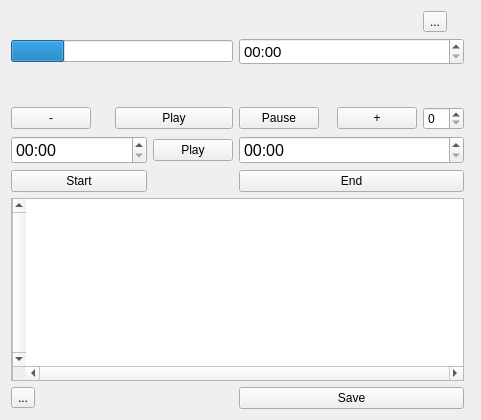
First picture: the form in split.ui, repository meafekih/Splited, before the edit.
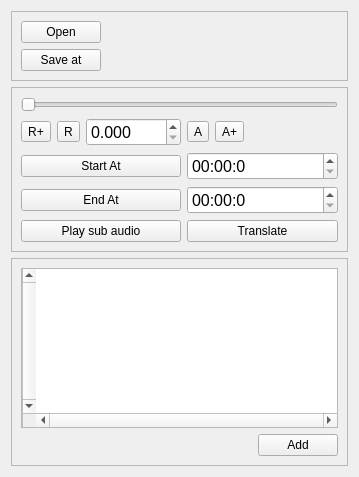
Second picture: the form after the edit.

Patch:
```diff
--- a/split.ui
+++ b/split.ui
@@ -6,86 +6,188 @@
    <rect>
     <x>0</x>
     <y>0</y>
-    <width>453</width>
-    <height>420</height>
+    <width>359</width>
+    <height>477</height>
    </rect>
   </property>
   <property name="windowTitle">
    <string>Split</string>
   </property>
+  <layout class="QVBoxLayout" name="verticalLayout">
+   <item>
+    <widget class="QFrame" name="frame_2">
+     <property name="frameShape">
+      <enum>QFrame::StyledPanel</enum>
+     </property>
+     <property name="frameShadow">
+      <enum>QFrame::Plain</enum>
+     </property>
+     <property name="lineWidth">
+      <number>3</number>
+     </property>
   <layout class="QGridLayout" name="gridLayout">
-   <item row="3" column="12">
-    <widget class="QSpinBox" name="sb_seconds"/>
-   </item>
-   <item row="5" column="0" colspan="7">
-    <widget class="QPushButton" name="pb_define_start">
+      <item row="1" column="3">
+       <spacer name="horizontalSpacer">
+        <property name="orientation">
+         <enum>Qt::Horizontal</enum>
+        </property>
+        <property name="sizeHint" stdset="0">
+         <size>
+          <width>40</width>
+          <height>20</height>
+         </size>
+        </property>
+       </spacer>
+      </item>
+      <item row="1" column="1">
+       <widget class="QPushButton" name="btn_open">
      <property name="text">
-      <string>Start</string>
+         <string>Open</string>
      </property>
     </widget>
    </item>
-   <item row="7" column="8" colspan="5">
-    <widget class="QPushButton" name="pb_save">
+      <item row="1" column="2">
+       <widget class="QLabel" name="lbl_file">
+        <property name="font">
+         <font>
+          <pointsize>11</pointsize>
+         </font>
+        </property>
      <property name="text">
-      <string>Save</string>
+         <string/>
      </property>
     </widget>
    </item>
-   <item row="6" column="0" colspan="13">
-    <widget class="QTextEdit" name="txte_affichage">
+      <item row="2" column="3">
+       <spacer name="horizontalSpacer_2">
+        <property name="orientation">
+         <enum>Qt::Horizontal</enum>
+        </property>
+        <property name="sizeHint" stdset="0">
+         <size>
+          <width>40</width>
+          <height>20</height>
+         </size>
+        </property>
+       </spacer>
+      </item>
+      <item row="2" column="1">
+       <widget class="QPushButton" name="tb_save_folder">
+        <property name="text">
+         <string>Save at</string>
+        </property>
+       </widget>
+      </item>
+      <item row="2" column="2">
+       <widget class="QLabel" name="lbl_save">
      <property name="font">
       <font>
-       <pointsize>12</pointsize>
+          <pointsize>11</pointsize>
+         </font>
+        </property>
+        <property name="text">
+         <string/>
+        </property>
+       </widget>
+      </item>
+     </layout>
+    </widget>
+   </item>
+   <item>
+    <widget class="QFrame" name="frame">
+     <property name="frameShape">
+      <enum>QFrame::StyledPanel</enum>
+     </property>
+     <property name="frameShadow">
+      <enum>QFrame::Sunken</enum>
+     </property>
+     <property name="lineWidth">
+      <number>3</number>
+     </property>
+     <layout class="QGridLayout" name="gridLayout_2">
+      <item row="3" column="0">
+       <widget class="QToolButton" name="btn_recal_plus">
+        <property name="text">
+         <string>R+</string>
+        </property>
+       </widget>
+      </item>
+      <item row="3" column="3">
+       <widget class="QToolButton" name="btn_avance">
+        <property name="text">
+         <string>A</string>
+        </property>
+       </widget>
+      </item>
+      <item row="3" column="4">
+       <widget class="QToolButton" name="btn_avance_plus">
+        <property name="text">
+         <string>A+</string>
+        </property>
+       </widget>
+      </item>
+      <item row="3" column="5">
+       <widget class="QLabel" name="lbl_duration">
+        <property name="font">
+         <font>
+          <pointsize>11</pointsize>
       </font>
      </property>
      <property name="layoutDirection">
       <enum>Qt::RightToLeft</enum>
      </property>
-     <property name="verticalScrollBarPolicy">
-      <enum>Qt::ScrollBarAlwaysOn</enum>
-     </property>
-     <property name="horizontalScrollBarPolicy">
-      <enum>Qt::ScrollBarAlwaysOn</enum>
-     </property>
-    </widget>
-   </item>
-   <item row="0" column="12" colspan="2">
-    <widget class="QToolButton" name="btn_open">
      <property name="text">
-      <string>...</string>
+         <string/>
      </property>
     </widget>
    </item>
-   <item row="1" column="8" colspan="5">
-    <widget class="QTimeEdit" name="te_sound">
+      <item row="0" column="0" colspan="6">
+       <widget class="QSlider" name="slider">
+        <property name="orientation">
+         <enum>Qt::Horizontal</enum>
+        </property>
+       </widget>
+      </item>
+      <item row="3" column="2">
+       <widget class="QDoubleSpinBox" name="ds_chorono">
      <property name="font">
       <font>
-       <pointsize>11</pointsize>
-      </font>
-     </property>
-     <property name="displayFormat">
-      <string>mm:ss</string>
-     </property>
-    </widget>
-   </item>
-   <item row="4" column="7">
+          <pointsize>12</pointsize>
+         </font>
+        </property>
+        <property name="decimals">
+         <number>3</number>
+        </property>
+        <property name="maximum">
+         <double>3600.000000000000000</double>
+        </property>
+        <property name="singleStep">
+         <double>0.100000000000000</double>
+        </property>
+       </widget>
+      </item>
+      <item row="3" column="1">
+       <widget class="QToolButton" name="btn_recal">
+        <property name="text">
+         <string>R</string>
+        </property>
+       </widget>
+      </item>
+      <item row="7" column="0" colspan="3">
     <widget class="QPushButton" name="pb_play_subsound">
      <property name="text">
-      <string>Play</string>
+         <string>Play sub audio</string>
      </property>
     </widget>
    </item>
-   <item row="1" column="0" colspan="8">
-    <widget class="QProgressBar" name="pb_level">
-     <property name="value">
-      <number>24</number>
-     </property>
-     <property name="textVisible">
-      <bool>false</bool>
-     </property>
-    </widget>
-   </item>
-   <item row="4" column="0" colspan="7">
+      <item row="7" column="3" colspan="3">
+       <widget class="QPushButton" name="pb_translate_sound">
+        <property name="text">
+         <string>Translate</string>
+        </property>
+       </widget>
+      </item>
+      <item row="5" column="3" colspan="3">
     <widget class="QTimeEdit" name="te_start_subsound">
      <property name="font">
       <font>
@@ -96,32 +198,11 @@
       <enum>QDateTimeEdit::MinuteSection</enum>
      </property>
      <property name="displayFormat">
-      <string>mm:ss</string>
+         <string>mm:ss:z</string>
      </property>
     </widget>
    </item>
-   <item row="3" column="0">
-    <widget class="QPushButton" name="pb_munus">
-     <property name="text">
-      <string>-</string>
-     </property>
-    </widget>
-   </item>
-   <item row="0" column="0" colspan="12">
-    <widget class="QLabel" name="lbl_file">
-     <property name="text">
-      <string/>
-     </property>
-    </widget>
-   </item>
-   <item row="3" column="11">
-    <widget class="QPushButton" name="pb_plus">
-     <property name="text">
-      <string>+</string>
-     </property>
-    </widget>
-   </item>
-   <item row="4" column="8" colspan="5">
+      <item row="6" column="3" colspan="3">
     <widget class="QTimeEdit" name="te_end_subsound">
      <property name="font">
       <font>
@@ -129,63 +210,75 @@
       </font>
      </property>
      <property name="displayFormat">
-      <string>mm:ss</string>
+         <string>mm:ss:z</string>
      </property>
     </widget>
    </item>
-   <item row="5" column="8" colspan="5">
+      <item row="5" column="0" colspan="3">
+       <widget class="QPushButton" name="pb_define_start">
+        <property name="text">
+         <string>Start At</string>
+        </property>
+       </widget>
+      </item>
+      <item row="6" column="0" colspan="3">
     <widget class="QPushButton" name="pb_define_end">
      <property name="text">
-      <string>End</string>
+         <string>End At</string>
      </property>
     </widget>
    </item>
-   <item row="2" column="5">
-    <spacer name="verticalSpacer">
-     <property name="orientation">
-      <enum>Qt::Vertical</enum>
+     </layout>
+    </widget>
+   </item>
+   <item>
+    <widget class="QFrame" name="frame_3">
+     <property name="frameShape">
+      <enum>QFrame::StyledPanel</enum>
      </property>
-     <property name="sizeHint" stdset="0">
-      <size>
-       <width>20</width>
-       <height>40</height>
-      </size>
+     <property name="frameShadow">
+      <enum>QFrame::Plain</enum>
      </property>
-    </spacer>
-   </item>
-   <item row="7" column="0">
-    <widget class="QToolButton" name="tb_save_folder">
-     <property name="text">
-      <string>...</string>
+     <property name="lineWidth">
+      <number>3</number>
      </property>
-    </widget>
-   </item>
-   <item row="3" column="4" colspan="4">
-    <widget class="QPushButton" name="pb_play_sound">
+     <layout class="QGridLayout" name="gridLayout_3">
+      <item row="1" column="3">
+       <widget class="QPushButton" name="pb_save">
      <property name="text">
-      <string>Play</string>
+         <string>Add</string>
      </property>
     </widget>
    </item>
-   <item row="7" column="1" colspan="4">
-    <widget class="QLabel" name="lbl_save">
-     <property name="text">
-      <string/>
-     </property>
-    </widget>
-   </item>
-   <item row="3" column="8">
-    <widget class="QPushButton" name="pb_pause_sound">
-     <property name="text">
-      <string>Pause</string>
-     </property>
-    </widget>
-   </item>
-   <item row="2" column="8">
-    <widget class="QLabel" name="label">
-     <property name="text">
-      <string/>
-     </property>
+      <item row="0" column="0" colspan="4">
+       <widget class="QTextEdit" name="txte_affichage">
+        <property name="font">
+         <font>
+          <family>Courier New</family>
+          <pointsize>12</pointsize>
+          <weight>50</weight>
+          <bold>false</bold>
+         </font>
+        </property>
+        <property name="layoutDirection">
+         <enum>Qt::RightToLeft</enum>
+        </property>
+        <property name="verticalScrollBarPolicy">
+         <enum>Qt::ScrollBarAlwaysOn</enum>
+        </property>
+        <property name="horizontalScrollBarPolicy">
+         <enum>Qt::ScrollBarAlwaysOn</enum>
+        </property>
+        <property name="html">
+         <string>&lt;!DOCTYPE HTML PUBLIC &quot;-//W3C//DTD HTML 4.0//EN&quot; &quot;http://www.w3.org/TR/REC-html40/strict.dtd&quot;&gt;
+&lt;html&gt;&lt;head&gt;&lt;meta name=&quot;qrichtext&quot; content=&quot;1&quot; /&gt;&lt;style type=&quot;text/css&quot;&gt;
+p, li { white-space: pre-wrap; }
+&lt;/style&gt;&lt;/head&gt;&lt;body style=&quot; font-family:'Courier New'; font-size:12pt; font-weight:400; font-style:normal;&quot;&gt;
+&lt;p style=&quot;-qt-paragraph-type:empty; margin-top:0px; margin-bottom:0px; margin-left:0px; margin-right:0px; -qt-block-indent:0; text-indent:0px;&quot;&gt;&lt;br /&gt;&lt;/p&gt;&lt;/body&gt;&lt;/html&gt;</string>
+        </property>
+       </widget>
+      </item>
+     </layout>
     </widget>
    </item>
   </layout>
```
Lines whose indentation alone changed are shown as unchanged.
